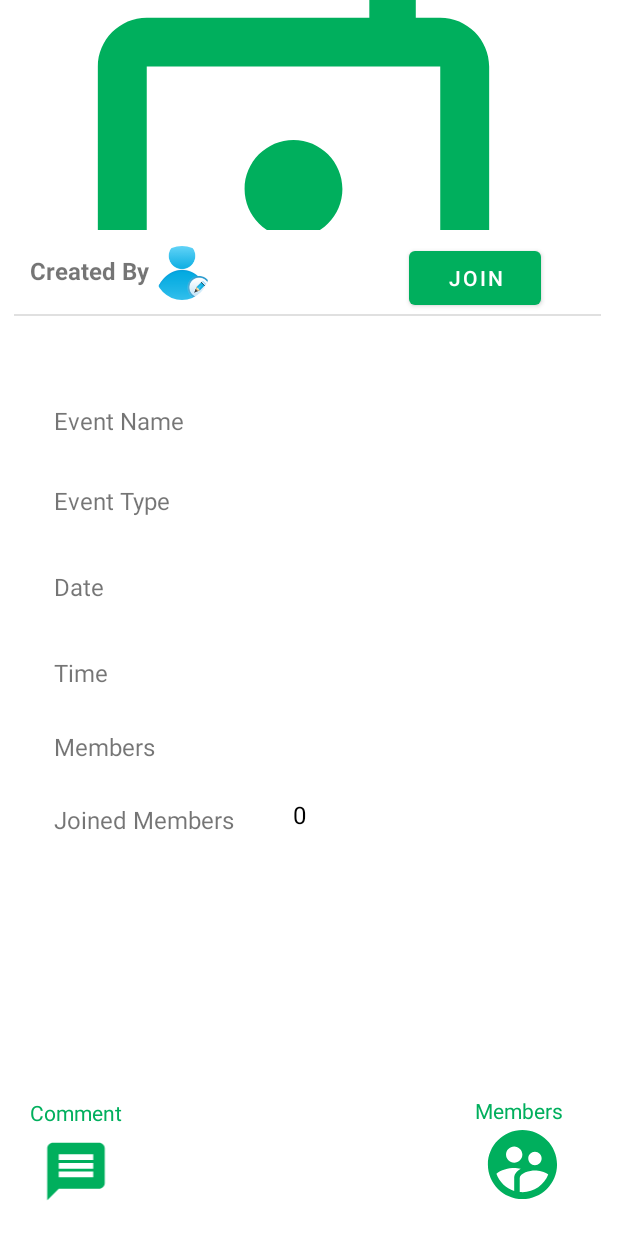
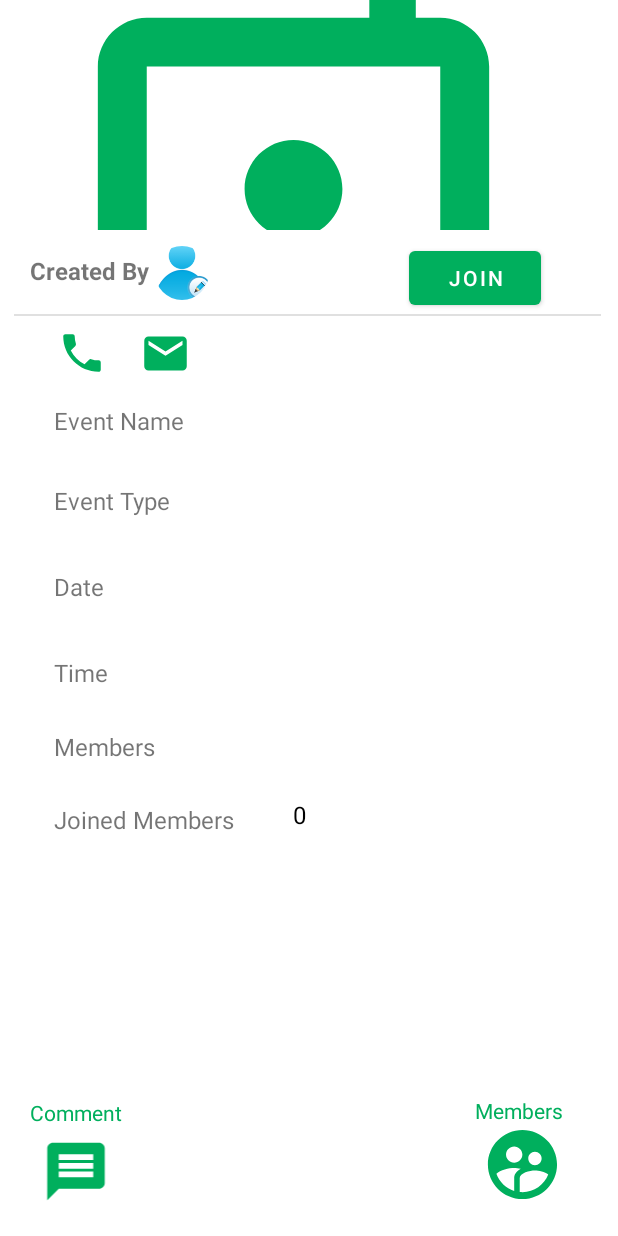
Before and after one commit to kavisliit/MADCODE, an Android app: the event_profile screen opened directly, with no data from a screen before it, on a phone screen of 412 x 824 dp. Run offline under Robolectric (Android 15) with nearby library versions, the phone set to English and light mode, and no system bars; our stand-ins replace CircleImageView, Firebase (no records; nobody signed in at launch, a user with empty details on screens opened directly); libraries missing offline, so code that uses them is left out: es.dmoral.toasty; Roboto replaces fonts that are not available here; 1 statement that could not run was skipped.

Commit message:
owner contact

```diff
--- a/app/src/main/java/com/example/madcode/Events/event_profile.java
+++ b/app/src/main/java/com/example/madcode/Events/event_profile.java
@@ -2,6 +2,7 @@ package com.example.madcode.Events;
 
 import android.content.Intent;
 import android.graphics.Color;
+import android.net.Uri;
 import android.os.Bundle;
 import android.provider.CalendarContract;
 import android.view.View;
@@ -35,6 +36,7 @@ import es.dmoral.toasty.Toasty;
 public class event_profile extends AppCompatActivity {
     DatabaseReference database,db;
     TextView tw1,tw2,tw3,tw4,tw5,tw6;
+    ImageView phone1,email1;
     User ev;
     ImageView mem,img,com;
     CircleImageView ci;
@@ -45,6 +47,7 @@ public class event_profile extends AppCompatActivity {
     int in = 0,count = 0;
     String newid;
     String eventname = null;
+    String email,phone;
     @Override
     protected void onCreate(Bundle savedInstanceState) {
         super.onCreate(savedInstanceState);
@@ -62,6 +65,26 @@ public class event_profile extends AppCompatActivity {
         join = findViewById(R.id.join_btn_ev);
         img = findViewById(R.id.members_btn_event);
         com = findViewById(R.id.event_profile_comment_btn);
+        phone1 = findViewById(R.id.call_owner);
+        email1 = findViewById(R.id.mail_owner);
+
+        phone1.setOnClickListener(new View.OnClickListener() {
+            @Override
+            public void onClick(View v) {
+                Intent intent = new Intent(Intent.ACTION_DIAL);
+                intent.setData(Uri.parse("tel:"+phone));
+                startActivity(intent);
+            }
+        });
+
+        email1.setOnClickListener(new View.OnClickListener() {
+            @Override
+            public void onClick(View v) {
+                Intent intent = new Intent(Intent.ACTION_SENDTO);
+                intent.setData(Uri.parse("mailto:"+email));
+                startActivity(intent);
+            }
+        });
 
         String curid = FirebaseAuth.getInstance().getCurrentUser().getUid();
 
@@ -185,6 +208,27 @@ public class event_profile extends AppCompatActivity {
             public void onCancelled(DatabaseError databaseError) {
             }
         });
+
+        database = FirebaseDatabase.getInstance().getReference("Users");
+        database.addValueEventListener(new ValueEventListener() {
+            @Override
+            public void onDataChange(@NonNull DataSnapshot snapshot) {
+                for(DataSnapshot dn:snapshot.getChildren()){
+                    String id = dn.getKey();
+                    User ob = dn.getValue(User.class);
+                    if(cid2.equals(id)){
+                        phone = ob.phone;
+                        email = ob.email;
+                    }
+                }
+            }
+
+            @Override
+            public void onCancelled(@NonNull DatabaseError error) {
+
+            }
+        });
+
 
         int nmax = Integer.parseInt(max);
         String finalType = type;
--- /dev/null
+++ b/app/src/main/res/drawable/ic_baseline_email_24.xml
@@ -0,0 +1,5 @@
+<vector android:height="24dp" android:tint="#00AF5D"
+    android:viewportHeight="24" android:viewportWidth="24"
+    android:width="24dp" xmlns:android="http://schemas.android.com/apk/res/android">
+    <path android:fillColor="@android:color/white" android:pathData="M20,4L4,4c-1.1,0 -1.99,0.9 -1.99,2L2,18c0,1.1 0.9,2 2,2h16c1.1,0 2,-0.9 2,-2L22,6c0,-1.1 -0.9,-2 -2,-2zM20,8l-8,5 -8,-5L4,6l8,5 8,-5v2z"/>
+</vector>
--- /dev/null
+++ b/app/src/main/res/drawable/ic_baseline_local_phone_24.xml
@@ -0,0 +1,5 @@
+<vector android:height="24dp" android:tint="#00AF5D"
+    android:viewportHeight="24" android:viewportWidth="24"
+    android:width="24dp" xmlns:android="http://schemas.android.com/apk/res/android">
+    <path android:fillColor="@android:color/white" android:pathData="M6.62,10.79c1.44,2.83 3.76,5.14 6.59,6.59l2.2,-2.2c0.27,-0.27 0.67,-0.36 1.02,-0.24 1.12,0.37 2.33,0.57 3.57,0.57 0.55,0 1,0.45 1,1V20c0,0.55 -0.45,1 -1,1 -9.39,0 -17,-7.61 -17,-17 0,-0.55 0.45,-1 1,-1h3.5c0.55,0 1,0.45 1,1 0,1.25 0.2,2.45 0.57,3.57 0.11,0.35 0.03,0.74 -0.25,1.02l-2.2,2.2z"/>
+</vector>
--- a/app/src/main/res/layout/activity_event_profile.xml
+++ b/app/src/main/res/layout/activity_event_profile.xml
@@ -303,4 +303,25 @@
         app:layout_constraintTop_toBottomOf="@+id/evenet_pic"
         app:srcCompat="@drawable/edit_user" />
 
+    <ImageView
+        android:id="@+id/call_owner"
+        android:layout_width="37dp"
+        android:layout_height="33dp"
+        android:layout_marginStart="36dp"
+        android:layout_marginLeft="36dp"
+        android:layout_marginTop="8dp"
+        app:layout_constraintStart_toStartOf="parent"
+        app:layout_constraintTop_toBottomOf="@+id/divider9"
+        app:srcCompat="@drawable/ic_baseline_local_phone_24" />
+
+    <ImageView
+        android:id="@+id/mail_owner"
+        android:layout_width="42dp"
+        android:layout_height="34dp"
+        android:layout_marginStart="16dp"
+        android:layout_marginLeft="16dp"
+        app:layout_constraintStart_toEndOf="@+id/call_owner"
+        app:layout_constraintTop_toTopOf="@+id/call_owner"
+        app:srcCompat="@drawable/ic_baseline_email_24" />
+
 </androidx.constraintlayout.widget.ConstraintLayout>
--- a/app/src/main/res/layout/my_event_single.xml
+++ b/app/src/main/res/layout/my_event_single.xml
@@ -11,8 +11,8 @@
 
         <de.hdodenhof.circleimageview.CircleImageView
             android:id="@+id/event_pic_btn"
-            android:layout_width="121dp"
-            android:layout_height="108dp"
+            android:layout_width="107dp"
+            android:layout_height="87dp"
             android:layout_marginStart="48dp"
             android:layout_marginLeft="48dp"
             android:src="@drawable/ic_launcher_background"
@@ -27,7 +27,7 @@
             android:layout_height="43dp"
             android:layout_marginStart="16dp"
             android:layout_marginLeft="16dp"
-            android:layout_marginTop="16dp"
+            android:layout_marginTop="10dp"
             android:text="tttt"
             android:textColor="@color/main_color"
             android:textSize="18sp"
```
Also changed, not shown: app/src/main/java/com/example/madcode/User/user_registration.java (+31 -0 lines), app/src/main/res/layout/activity_my_event_profile.xml (+5 -5 lines), app/src/main/res/layout/single_member_list.xml (+5 -6 lines).
